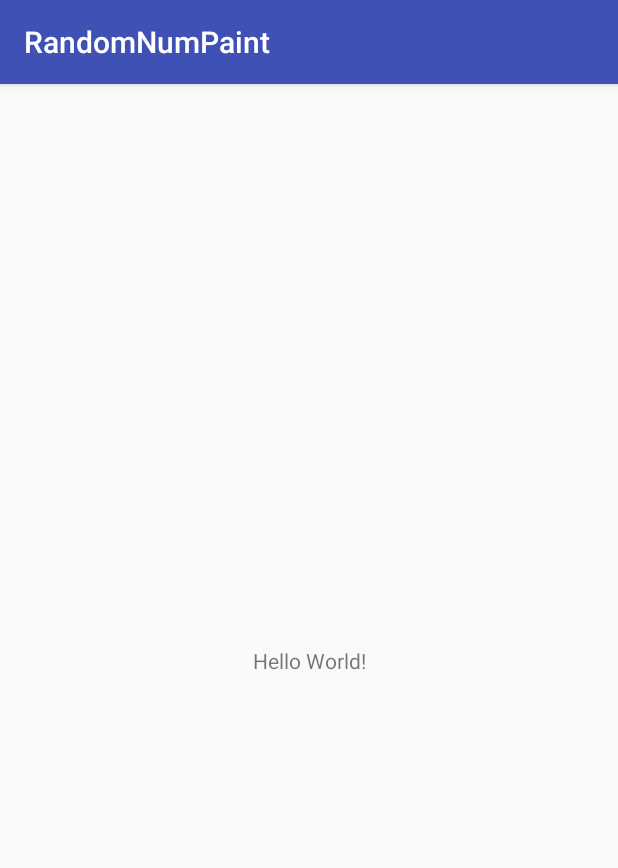
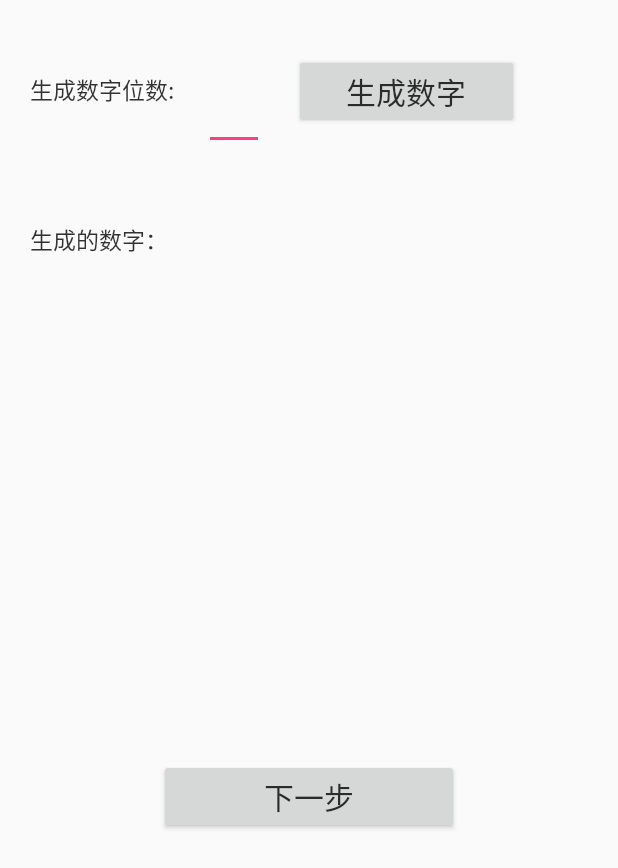
Before and after one commit to puppet16/RandomNumPaint, an Android app: the screen it shows after launch (MainActivity), on a phone screen of 412 x 824 dp. Shown: the top 868 px of the screen. Run offline under Robolectric (Android 15) with nearby library versions, the phone set to English and light mode, and no system bars; our stand-ins replace ButterKnife.

Commit message:
添加框架，完成随机数生成

```diff
--- a/app/build.gradle
+++ b/app/build.gradle
@@ -3,7 +3,7 @@ apply plugin: 'com.android.application'
 android {
     compileSdkVersion 27
     defaultConfig {
-        applicationId "com.example.luck.randomnumpaint"
+        applicationId "com.ltt.painter"
         minSdkVersion 21
         targetSdkVersion 27
         versionCode 1
@@ -25,4 +25,7 @@ dependencies {
     testImplementation 'junit:junit:4.12'
     androidTestImplementation 'com.android.support.test:runner:1.0.2'
     androidTestImplementation 'com.android.support.test.espresso:espresso-core:3.0.2'
+    implementation 'com.jakewharton:butterknife:8.8.1'
+    annotationProcessor 'com.jakewharton:butterknife-compiler:8.8.1'
+
 }
--- /dev/null
+++ b/app/src/main/java/com/ltt/painter/MainActivity.java
@@ -0,0 +1,85 @@
+package com.ltt.painter;
+
+import android.content.Intent;
+import android.support.v7.app.AppCompatActivity;
+import android.os.Bundle;
+import android.support.v7.widget.AppCompatButton;
+import android.support.v7.widget.AppCompatEditText;
+import android.support.v7.widget.AppCompatTextView;
+import android.text.TextUtils;
+import android.view.View;
+
+import com.ltt.painter.utils.ToastUtil;
+
+import java.util.Random;
+
+import butterknife.BindView;
+import butterknife.ButterKnife;
+import butterknife.OnClick;
+
+public class MainActivity extends AppCompatActivity {
+
+    @BindView(R.id.tv_content)
+    AppCompatTextView mTvContent;
+    @BindView(R.id.btn_generate)
+    AppCompatButton mBtnGenerate;
+    @BindView(R.id.btn_next)
+    AppCompatButton mBtnNext;
+    @BindView(R.id.edt_number)
+    AppCompatEditText mEdtNumber;
+
+    @Override
+    protected void onCreate(Bundle savedInstanceState) {
+        super.onCreate(savedInstanceState);
+        setContentView(R.layout.activity_main);
+        ButterKnife.bind(this);
+
+    }
+
+    @OnClick({R.id.btn_next, R.id.btn_generate})
+    public void onClick(View v) {
+        switch (v.getId()) {
+            case R.id.btn_next:
+                onNextClick();
+                break;
+            case R.id.btn_generate:
+                onGenerateClick();
+                break;
+        }
+    }
+
+    private void onNextClick() {
+        if (TextUtils.isEmpty(mTvContent.getText().toString())) {
+            ToastUtil.show("请生成随机数字~");
+            return;
+        }
+        Intent intent = new Intent(MainActivity.this, PainterActivity.class);
+        intent.putExtra(PainterActivity.TAG_NAME, mTvContent.getText().toString());
+        mTvContent.setText("");
+        mEdtNumber.setText("");
+        startActivity(intent);
+    }
+
+    private void onGenerateClick() {
+        StringBuilder result = new StringBuilder();
+        String content = mEdtNumber.getText().toString();
+        Random random = new Random();
+        if (TextUtils.isEmpty(content)) {
+            ToastUtil.show("请输入数字位数啊");
+            return;
+        }
+        int contentDigits = Integer.parseInt(content);
+        if (contentDigits == 1) {
+            result = new StringBuilder(String.valueOf(random.nextInt(10)));//生成的[0,10)之间的数，包含0，不包含10;
+        } else {
+            for (int i = 0; i < contentDigits; i++) {
+                if (i == 0) {
+                    result.append(String.valueOf(random.nextInt(9) + 1));//1--9
+                } else {
+                    result.append(String.valueOf(random.nextInt(10)));//0--9
+                }
+            }
+        }
+        mTvContent.setText(result.toString());
+    }
+}
--- /dev/null
+++ b/app/src/main/java/com/ltt/painter/PainterApplication.java
@@ -0,0 +1,32 @@
+package com.ltt.painter;
+
+import android.app.Application;
+import android.content.Context;
+
+import com.ltt.painter.utils.CrashHandler;
+
+import java.lang.ref.WeakReference;
+
+
+public class PainterApplication extends Application {
+
+    public static final String TAG = "painter";
+    private static WeakReference<Context> mContext;
+
+    @Override
+    public void onCreate() {
+        super.onCreate();
+        CrashHandler.getInstance().init();
+        mContext = new WeakReference<>(getApplicationContext());
+
+    }
+
+    /**
+     * 全局获取 Context
+     *
+     * @return ApplicationContext
+     */
+    public static Context getContext() {
+        return mContext.get();
+    }
+}
--- /dev/null
+++ b/app/src/main/java/com/ltt/painter/utils/SDUtil.java
@@ -0,0 +1,119 @@
+package com.ltt.painter.utils;
+
+import android.graphics.Bitmap;
+import android.os.Environment;
+
+import java.io.File;
+import java.io.FileOutputStream;
+import java.io.IOException;
+
+/**
+ *
+ */
+public class SDUtil {
+    /**
+     * sdcard
+     */
+    private static final String SD_ROOT = Environment.getExternalStorageDirectory().toString();
+
+    /**
+     * app根目录
+     */
+    private static final String APP_ROOT = SD_ROOT + "/painter/";
+
+    /**
+     * 日志目录
+     */
+    private static final String LOG_DIR = APP_ROOT + "log/";
+
+    /**
+     * 图片根目录
+     */
+    private static final String PIC_ROOT =
+            Environment.getExternalStoragePublicDirectory(Environment.DIRECTORY_PICTURES).toString();
+
+    /**
+     * 图片目录
+     */
+    private static final String PIC_DIR = PIC_ROOT + "/painter/";
+
+    private SDUtil() {
+    }
+
+    /**
+     * 初始化日志目录
+     *
+     * @return 初始化情况
+     */
+    public static boolean initLogDir() {
+        if (!sdExist()) {
+            return false;
+        }
+
+        File logFile = new File(LOG_DIR);
+        boolean exists = logFile.exists();
+        boolean mkdirs = logFile.mkdirs();
+        return exists || mkdirs;
+    }
+
+    /**
+     * 初始化图片目录
+     *
+     * @return 初始化情况
+     */
+    public static boolean initBitmapDir() {
+        if (!sdExist()) {
+            return false;
+        }
+
+        File logFile = new File(PIC_DIR);
+        boolean exists = logFile.exists();
+        boolean mkdirs = logFile.mkdirs();
+        return exists || mkdirs;
+    }
+
+    /**
+     * 是否存在 SDCard
+     *
+     * @return 是否存在
+     */
+    public static boolean sdExist() {
+        return Environment.getExternalStorageState().equals(Environment.MEDIA_MOUNTED);
+    }
+
+    /**
+     * 获取日志目录
+     *
+     * @return 日志目录
+     */
+    public static File getLogDir() {
+        return new File(LOG_DIR);
+    }
+
+    public static File getBitmapDir() {
+        return new File(PIC_DIR);
+    }
+
+    public static boolean saveBitmap(String fileName, Bitmap bitmap) {
+        File file = new File(getBitmapDir(), fileName);
+        if (file.exists()) {
+            return false;
+        }
+
+        FileOutputStream out;
+        try {
+            out = new FileOutputStream(file);
+
+            if (bitmap.compress(Bitmap.CompressFormat.PNG, 90, out)) {
+                out.flush();
+                out.close();
+            }
+
+            return true;
+
+        } catch (IOException e) {
+            e.printStackTrace();
+            return false;
+        }
+    }
+}
--- a/app/src/main/res/layout/activity_main.xml
+++ b/app/src/main/res/layout/activity_main.xml
@@ -4,15 +4,84 @@
     xmlns:tools="http://schemas.android.com/tools"
     android:layout_width="match_parent"
     android:layout_height="match_parent"
-    tools:context=".MainActivity">
+    android:paddingLeft="20dp"
+    android:paddingRight="20dp"
+    android:paddingTop="20dp"
+    tools:context="com.ltt.painter.MainActivity">
 
-    <TextView
+
+    <android.support.v7.widget.AppCompatTextView
+        android:id="@+id/tv_title"
         android:layout_width="wrap_content"
         android:layout_height="wrap_content"
-        android:text="Hello World!"
+        android:layout_marginTop="28dp"
+        android:text="生成数字位数:"
+        android:textColor="@color/text_default"
+        android:textSize="@dimen/text_default"
+        app:layout_constraintLeft_toLeftOf="parent"
+        app:layout_constraintTop_toTopOf="parent" />
+
+    <android.support.v7.widget.AppCompatEditText
+        android:id="@+id/edt_number"
+        android:layout_width="40dp"
+        android:layout_height="80dp"
+        android:layout_marginLeft="20dp"
+        android:layout_marginBottom="30dp"
+        android:inputType="numberDecimal"
+        android:digits="123456789"
+        android:maxLength="1"
+        android:textColor="@color/text_highlight"
+        android:textSize="@dimen/edit_default"
+        app:layout_constraintLeft_toRightOf="@id/tv_title"
+        app:layout_constraintTop_toTopOf="parent"
+        tools:text="5" />
+
+
+    <android.support.v7.widget.AppCompatButton
+        android:id="@+id/btn_generate"
+        android:layout_width="150dp"
+        android:layout_height="50dp"
+        android:layout_marginLeft="20dp"
+        android:text="生成数字"
+        android:textColor="@color/text_default"
+        android:textSize="@dimen/button_default"
+        app:layout_constraintBaseline_toBaselineOf="@id/edt_number"
+        app:layout_constraintLeft_toRightOf="@id/edt_number" />
+
+    <android.support.v7.widget.AppCompatTextView
+        android:id="@+id/tv_title2"
+        android:layout_width="wrap_content"
+        android:layout_height="wrap_content"
+        android:layout_marginTop="48dp"
+        android:text="生成的数字："
+
+        android:textColor="@color/text_default"
+        android:textSize="@dimen/text_default"
+        app:layout_constraintTop_toBottomOf="@id/edt_number" />
+
+    <android.support.v7.widget.AppCompatTextView
+        android:id="@+id/tv_content"
+        android:layout_width="wrap_content"
+        android:layout_height="wrap_content"
+        android:layout_marginTop="48dp"
+        android:textColor="@color/text_highlight"
+        android:textSize="@dimen/text_large"
+        app:layout_constraintBaseline_toBaselineOf="@id/tv_title2"
+        app:layout_constraintLeft_toRightOf="@id/tv_title2"
+        app:layout_constraintTop_toBottomOf="@id/edt_number"
+        tools:text="1234123412" />
+
+    <android.support.v7.widget.AppCompatButton
+        android:id="@+id/btn_next"
+        android:layout_width="200dp"
+        android:layout_height="50dp"
+        android:layout_marginHorizontal="100dp"
+        android:layout_marginBottom="268dp"
+        android:text="下一步"
+        android:textColor="@color/text_default"
+        android:textSize="@dimen/button_default"
         app:layout_constraintBottom_toBottomOf="parent"
         app:layout_constraintLeft_toLeftOf="parent"
         app:layout_constraintRight_toRightOf="parent"
-        app:layout_constraintTop_toTopOf="parent" />
-
+        tools:layout_editor_absoluteX="48dp" />
 </android.support.constraint.ConstraintLayout>
--- a/app/src/main/res/values/colors.xml
+++ b/app/src/main/res/values/colors.xml
@@ -3,4 +3,14 @@
     <color name="colorPrimary">#3F51B5</color>
     <color name="colorPrimaryDark">#303F9F</color>
     <color name="colorAccent">#FF4081</color>
+
+    <!-- 100% 黑色 -->
+    <color name="text_highlight">#FF000000</color>
+    <!-- 80% 黑色 -->
+    <color name="text_default">#CC000000</color>
+    <!-- 50% 黑色 -->
+    <color name="text_secondary">#80000000</color>
+    <!-- 30% 黑色 -->
+    <color name="text_hint">#4D000000</color>
+
 </resources>
--- /dev/null
+++ b/app/src/main/res/values/dimen.xml
@@ -0,0 +1,7 @@
+<?xml version="1.0" encoding="utf-8"?>
+<resources>
+    <dimen name="text_default">15sp</dimen>
+    <dimen name="text_large">18sp</dimen>
+    <dimen name="edit_default">25sp</dimen>
+    <dimen name="button_default">20sp</dimen>
+</resources>
--- a/app/src/main/res/values/styles.xml
+++ b/app/src/main/res/values/styles.xml
@@ -1,7 +1,7 @@
 <resources>
 
     <!-- Base application theme. -->
-    <style name="AppTheme" parent="Theme.AppCompat.Light.DarkActionBar">
+    <style name="AppTheme" parent="Theme.AppCompat.Light.NoActionBar">
         <!-- Customize your theme here. -->
         <item name="colorPrimary">@color/colorPrimary</item>
         <item name="colorPrimaryDark">@color/colorPrimaryDark</item>
--- a/build.gradle
+++ b/build.gradle
@@ -3,6 +3,7 @@
 buildscript {
 
     repositories {
+        mavenCentral()
         google()
         jcenter()
     }
@@ -17,6 +18,7 @@ buildscript {
 
 allprojects {
     repositories {
+        mavenCentral()
         google()
         jcenter()
     }
```
Also changed, not shown: app/src/main/AndroidManifest.xml (+7 -1 lines), app/src/main/java/com/example/luck/randomnumpaint/MainActivity.java (deleted, +0 -13 lines), app/src/main/java/com/ltt/painter/PainterActivity.java (added, +18 -0 lines), app/src/main/java/com/ltt/painter/utils/CrashHandler.java (added, +177 -0 lines), app/src/main/java/com/ltt/painter/utils/LogUtil.java (added, +56 -0 lines), app/src/main/java/com/ltt/painter/utils/ToastUtil.java (added, +31 -0 lines), app/src/main/res/layout/activity_painter.xml (added, +18 -0 lines).
